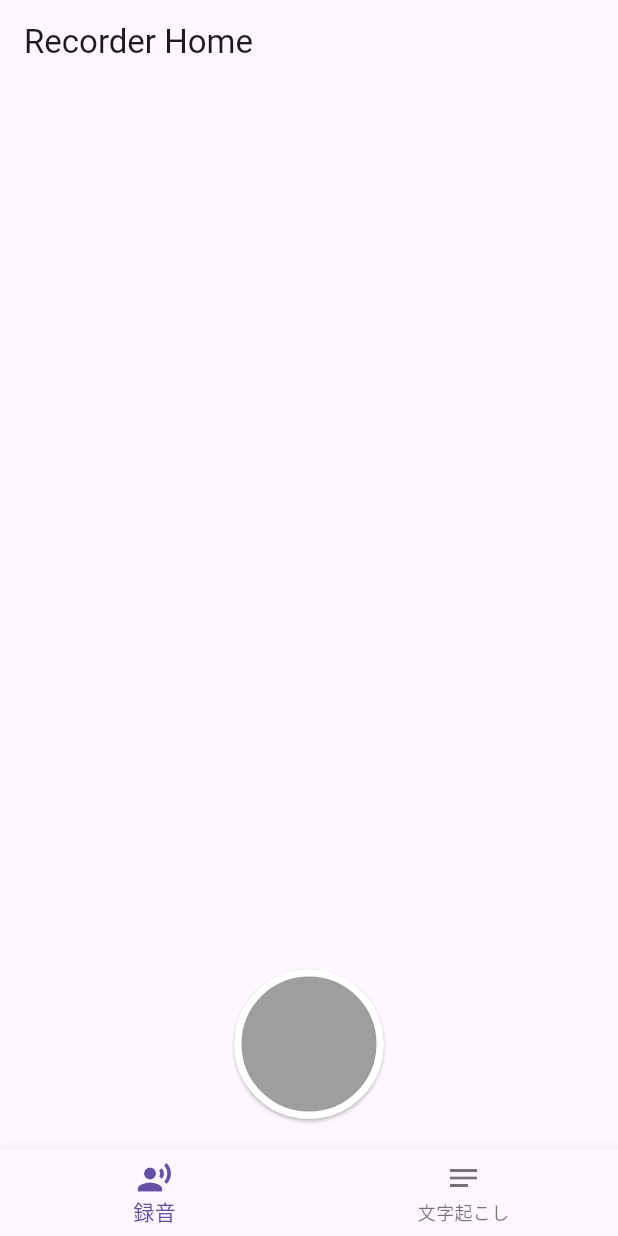
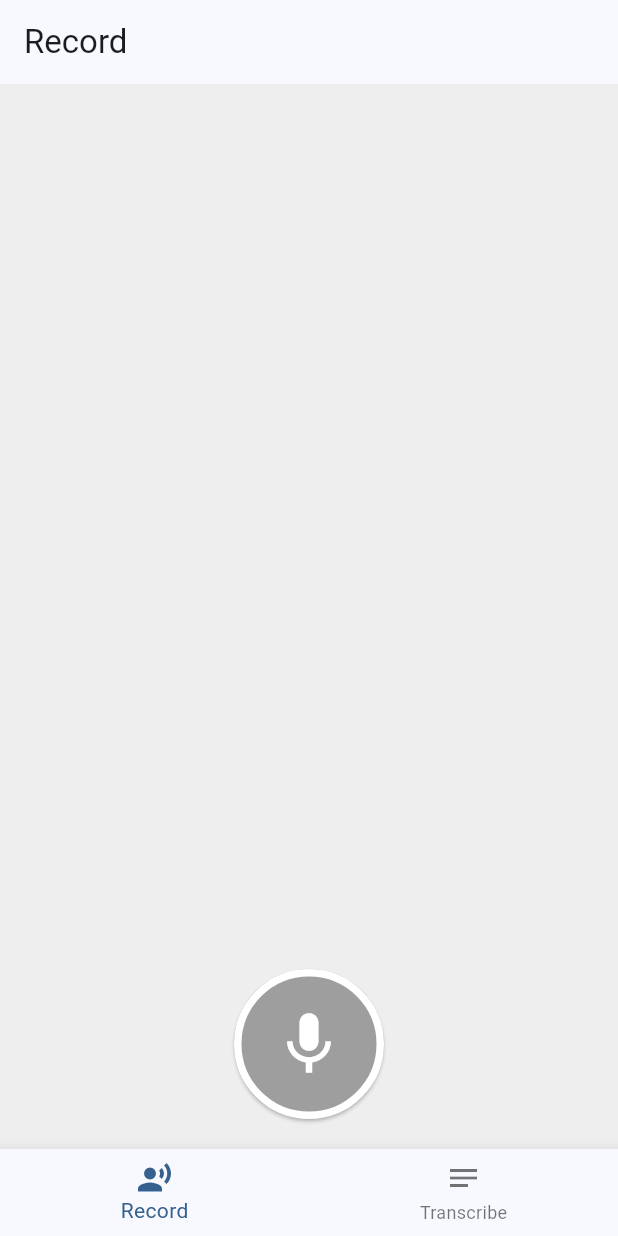
Before and after one commit to okano4413/flutter-example, a Flutter app: the screen it shows after launch, on a phone screen of 412 x 824 dp. Run offline on Flutter 3.47's test engine with Material 2 defaults, Android fonts, the phone set to English and light mode, and no system bars; our stand-ins replace audioplayers, get, sqflite; missing offline and left inert: file_saver, record; accounts and stored records are empty; generated files the repository leaves out were written again; statements that could not run were skipped.

Commit message:
add slang, change directory format, adjust design

```diff
--- /dev/null
+++ b/voice_recorder/lib/assets/i18n/strings.i18n.json
@@ -0,0 +1,4 @@
+{
+    "record": "Record",
+    "transcribe": "Transcribe"
+}
--- /dev/null
+++ b/voice_recorder/lib/assets/i18n/strings_ja.i18n.json
@@ -0,0 +1,4 @@
+{
+    "record": "録音",
+    "transcribe": "文字起こし"
+}
--- a/voice_recorder/lib/main.dart
+++ b/voice_recorder/lib/main.dart
@@ -1,8 +1,12 @@
 import 'package:flutter/material.dart';
 import 'package:get/get_navigation/get_navigation.dart';
-import 'package:voice_recorder/recorder/widget/recorder_home.dart';
+import 'package:voice_recorder/src/recorder/widget/recorder_home.dart';
+
+import 'assets/i18n/strings.g.dart';
 
 void main() {
+  WidgetsFlutterBinding.ensureInitialized(); // add this
+  LocaleSettings.useDeviceLocale();
   runApp(const MyApp());
 }
 
@@ -30,7 +34,8 @@ class MyApp extends StatelessWidget {
         //
         // This works for code too, not just values: Most code changes can be
         // tested with just a hot reload.
-        primarySwatch: Colors.blue,
+        // primarySwatch: Colors.blue,
+        colorSchemeSeed: Colors.blue,
         // colorScheme: ColorScheme.fromSeed(seedColor: Colors.blue),
         useMaterial3: true,
       ),
--- a/voice_recorder/lib/recorder/widget/record_controller.dart
+++ /dev/null
@@ -1,44 +0,0 @@
-import 'package:flutter/material.dart';
-import 'package:get/get.dart';
-import 'package:voice_recorder/recorder/record_use_case.dart';
-
-class RecordController extends StatefulWidget {
-  RecordController({Key? key}) : super(key: key);
-
-  @override
-  _RecordControllerState createState() => _RecordControllerState();
-}
-
-class _RecordControllerState extends State<RecordController> {
-  final _usecase = Get.put(RecordUseCase());
-  @override
-  void initState() {
-    super.initState();
-  }
-
-  @override
-  Widget build(BuildContext context) {
-    return Center(
-        child: Padding(
-            padding: const EdgeInsets.only(top: 20, bottom: 20),
-            child: Obx(() => ElevatedButton(
-                  onPressed: () {
-                    if (_usecase.isRecording.value) {
-                      _usecase.stopRecord();
-                    } else {
-                      _usecase.startRecord();
-                    }
-                  },
-                  style: ElevatedButton.styleFrom(
-                    foregroundColor: Colors.white,
-                    backgroundColor:
-                        (_usecase.isRecording.value) ? Colors.red : Colors.grey,
-                    shape: const CircleBorder(
-                        side: BorderSide(color: Colors.white, width: 5)),
-                    minimumSize: const Size(100, 100),
-                    shadowColor: Colors.black,
-                  ),
-                  child: const Text(" "),
-                ))));
-  }
-}
--- a/voice_recorder/lib/recorder/record_use_case.dart
+++ b/voice_recorder/lib/src/recorder/record_use_case.dart
@@ -5,9 +5,9 @@ import 'package:flutter/material.dart';
 import 'package:get/get.dart';
 import 'package:path_provider/path_provider.dart';
 import 'package:record/record.dart';
-import 'package:voice_recorder/recorder/dataModel/record_item.dart';
-import 'package:voice_recorder/recorder/provider/record_item_list_controller.dart';
-import 'package:voice_recorder/utils/my_audio_player.dart';
+import 'package:voice_recorder/src/recorder/dataModel/record_item.dart';
+import 'package:voice_recorder/src/recorder/provider/record_item_list_controller.dart';
+import 'package:voice_recorder/src/utils/my_audio_player.dart';
 
 class RecordUseCase extends GetxController {
   final _record = Record();
--- a/voice_recorder/lib/recorder/widget/list_item_record_history.dart
+++ b/voice_recorder/lib/src/recorder/widget/list_item_record_history.dart
@@ -1,9 +1,9 @@
 import 'package:audio_video_progress_bar/audio_video_progress_bar.dart';
 import 'package:flutter/material.dart';
 import 'package:get/get.dart';
-import 'package:voice_recorder/recorder/dataModel/record_item.dart';
-import 'package:voice_recorder/recorder/record_use_case.dart';
-import 'package:voice_recorder/utils/my_audio_player.dart';
+import 'package:voice_recorder/src/recorder/dataModel/record_item.dart';
+import 'package:voice_recorder/src/recorder/record_use_case.dart';
+import 'package:voice_recorder/src/utils/my_audio_player.dart';
 
 // ignore: must_be_immutable
 class ListItemRecordHistory extends StatefulWidget {
@@ -45,7 +45,9 @@ class _ListItemRecordHistoryState extends State<ListItemRecordHistory> {
     return Card(child: Obx(() {
       var isPlaying =
           _usecase.currentFile.value?.path == widget.recordItem.path;
-      return ExpansionTile(
+      return Theme(
+          data: Theme.of(context).copyWith(dividerColor: Colors.transparent),
+          child: ExpansionTile(
             key: Key(keyString),
             initiallyExpanded: widget.isExpanded,
             title: Text(widget.recordItem.title),
@@ -67,7 +69,7 @@ class _ListItemRecordHistoryState extends State<ListItemRecordHistory> {
               _audioProgressBar(),
               _controllerButtons(),
             ],
-      );
+          ));
     }));
   }
 
--- /dev/null
+++ b/voice_recorder/lib/src/recorder/widget/record_controller.dart
@@ -0,0 +1,47 @@
+import 'package:flutter/material.dart';
+import 'package:get/get.dart';
+import 'package:voice_recorder/src/recorder/record_use_case.dart';
+
+class RecordController extends StatefulWidget {
+  RecordController({Key? key}) : super(key: key);
+
+  @override
+  _RecordControllerState createState() => _RecordControllerState();
+}
+
+class _RecordControllerState extends State<RecordController> {
+  final _usecase = Get.put(RecordUseCase());
+  @override
+  void initState() {
+    super.initState();
+  }
+
+  @override
+  Widget build(BuildContext context) {
+    return Container(
+        color: Colors.grey[200],
+        child: Center(
+            child: Padding(
+                padding: const EdgeInsets.only(top: 20, bottom: 20),
+                child: Obx(() => ElevatedButton(
+                      onPressed: () {
+                        if (_usecase.isRecording.value) {
+                          _usecase.stopRecord();
+                        } else {
+                          _usecase.startRecord();
+                        }
+                      },
+                      style: ElevatedButton.styleFrom(
+                        foregroundColor: Colors.white,
+                        backgroundColor: (_usecase.isRecording.value)
+                            ? Colors.red
+                            : Colors.grey,
+                        shape: const CircleBorder(
+                            side: BorderSide(color: Colors.white, width: 5)),
+                        minimumSize: const Size(100, 100),
+                        shadowColor: Colors.black,
+                      ),
+                      child: const Icon(Icons.mic, size: 50),
+                    )))));
+  }
+}
--- a/voice_recorder/lib/recorder/widget/recorder_home.dart
+++ b/voice_recorder/lib/src/recorder/widget/recorder_home.dart
@@ -1,12 +1,13 @@
 // import 'dart:html';
 
 import 'package:flutter/material.dart';
-import 'package:voice_recorder/recorder/dataModel/record_item.dart';
-import 'package:voice_recorder/recorder/record_use_case.dart';
-import 'package:voice_recorder/recorder/widget/record_controller.dart';
+import 'package:voice_recorder/assets/i18n/strings.g.dart';
+import 'package:voice_recorder/src/recorder/dataModel/record_item.dart';
+import 'package:voice_recorder/src/recorder/record_use_case.dart';
+import 'package:voice_recorder/src/recorder/widget/record_controller.dart';
 import 'list_item_record_history.dart';
 import 'package:get/get.dart';
-import 'package:voice_recorder/recorder/provider/record_item_list_controller.dart';
+import 'package:voice_recorder/src/recorder/provider/record_item_list_controller.dart';
 
 class RecorderHome extends StatefulWidget {
   @override
@@ -71,9 +72,7 @@ class _RecorderHomeState extends State<RecorderHome> {
   Widget build(BuildContext context) {
     return Obx(() => Scaffold(
         appBar: AppBar(
-          title: const Text(
-            'Recorder Home',
-          ),
+          title: Text(_getTitle()),
         ),
         body: Column(
           children: [
@@ -88,15 +87,15 @@ class _RecorderHomeState extends State<RecorderHome> {
               _selectedIndex = value;
             });
           },
-          items: const [
+          items: [
             BottomNavigationBarItem(
               icon: Icon(Icons.record_voice_over),
-              label: '録音',
+              label: t.record,
               backgroundColor: Colors.blue,
             ),
             BottomNavigationBarItem(
               icon: Icon(Icons.notes),
-              label: '文字起こし',
+              label: t.transcribe,
               backgroundColor: Colors.blue,
             ),
           ],
@@ -105,6 +104,8 @@ class _RecorderHomeState extends State<RecorderHome> {
 
   Widget _recordWidget() {
     return Expanded(
+        child: Container(
+            color: Colors.grey[200],
             child: ListView.builder(
               shrinkWrap: true,
               // key: Key('builder {$expandedItemPath}'),
@@ -116,7 +117,7 @@ class _RecorderHomeState extends State<RecorderHome> {
                     recordItem: item,
                     onExpanded: _onExpandedItem);
               },
-    ));
+            )));
   }
 
   Widget _transcribeWidget() {
@@ -126,4 +127,12 @@ class _RecorderHomeState extends State<RecorderHome> {
       ),
     );
   }
+
+  String _getTitle() {
+    if (_selectedIndex == 0) {
+      return t.record;
+    } else {
+      return t.transcribe;
     }
+  }
+}
--- a/voice_recorder/pubspec.yaml
+++ b/voice_recorder/pubspec.yaml
@@ -44,6 +44,7 @@ dependencies:
   file_saver: ^0.2.6
   get: ^4.6.5
   slang: ^3.29.0
+  slang_flutter: ^3.29.0
 
 dev_dependencies:
   flutter_test:
```
Also changed, not shown: voice_recorder/lib/src/database/db.dart (renamed from voice_recorder/lib/database/db.dart, +4 -4 lines), voice_recorder/lib/src/recorder/provider/record_item_list_controller.dart (renamed from voice_recorder/lib/recorder/provider/record_item_list_controller.dart, +4 -3 lines), voice_recorder/lib/assets/i18n/strings.g.dart (added), voice_recorder/lib/src/recorder/dataModel/record_item.dart (renamed from voice_recorder/lib/recorder/dataModel/record_item.dart), voice_recorder/lib/src/utils/my_audio_player.dart (renamed from voice_recorder/lib/utils/my_audio_player.dart), voice_recorder/pubspec.lock. Lines whose indentation alone changed are shown as unchanged.
